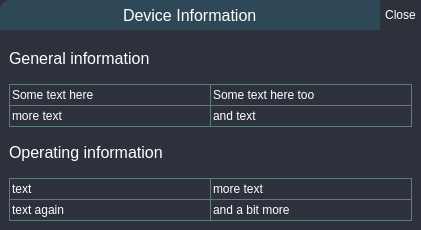
The window that UI/forms/DeviceInfoDialog.ui (romangolovkou/AQteck_toolMAX) describes before a commit, drawn with Qt 5.
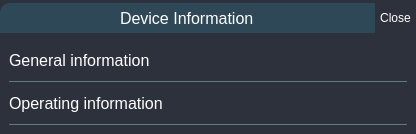
The same window after the commit.

```diff
--- a/UI/forms/DeviceInfoDialog.ui
+++ b/UI/forms/DeviceInfoDialog.ui
@@ -9,8 +9,8 @@
    <rect>
     <x>0</x>
     <y>0</y>
-    <width>421</width>
-    <height>230</height>
+    <width>416</width>
+    <height>134</height>
    </rect>
   </property>
   <property name="sizePolicy">
@@ -32,7 +32,7 @@
 	color: #fff;
 }
 
-#DeviceInfoDialog {
+#DeviceInfoDialog, #mainFrame {
 	background-color: #2c313c;
 }
 
@@ -84,7 +84,7 @@
     <number>0</number>
    </property>
    <item>
-    <widget class="QFrame" name="ToolboxFrame">
+    <widget class="QFrame" name="toolboxFrame">
      <property name="minimumSize">
       <size>
        <width>0</width>
@@ -215,7 +215,7 @@
     </widget>
    </item>
    <item alignment="Qt::AlignTop">
-    <widget class="QFrame" name="Frame">
+    <widget class="QFrame" name="mainFrame">
      <property name="enabled">
       <bool>true</bool>
      </property>
@@ -228,7 +228,7 @@
      <property name="minimumSize">
       <size>
        <width>0</width>
-       <height>200</height>
+       <height>0</height>
       </size>
      </property>
      <property name="frameShape">
@@ -265,7 +265,7 @@
         <property name="frameShadow">
          <enum>QFrame::Raised</enum>
         </property>
-        <layout class="QFormLayout" name="formLayout">
+        <layout class="QFormLayout" name="generalInfoLayout">
          <property name="horizontalSpacing">
           <number>0</number>
          </property>
@@ -284,34 +284,6 @@
          <property name="bottomMargin">
           <number>0</number>
          </property>
-         <item row="0" column="0">
-          <widget class="QLineEdit" name="lineEdit">
-           <property name="text">
-            <string>Some text here</string>
-           </property>
-          </widget>
-         </item>
-         <item row="0" column="1">
-          <widget class="QLineEdit" name="lineEdit_2">
-           <property name="text">
-            <string>Some text here too</string>
-           </property>
-          </widget>
-         </item>
-         <item row="1" column="0">
-          <widget class="QLineEdit" name="lineEdit_3">
-           <property name="text">
-            <string>more text</string>
-           </property>
-          </widget>
-         </item>
-         <item row="1" column="1">
-          <widget class="QLineEdit" name="lineEdit_4">
-           <property name="text">
-            <string>and text</string>
-           </property>
-          </widget>
-         </item>
         </layout>
        </widget>
       </item>
@@ -322,6 +294,19 @@
         </property>
        </widget>
       </item>
+      <item>
+       <spacer name="verticalSpacer">
+        <property name="orientation">
+         <enum>Qt::Vertical</enum>
+        </property>
+        <property name="sizeHint" stdset="0">
+         <size>
+          <width>0</width>
+          <height>0</height>
+         </size>
+        </property>
+       </spacer>
+      </item>
       <item alignment="Qt::AlignTop">
        <widget class="QFrame" name="operatingInfoFrame">
         <property name="sizePolicy">
@@ -355,53 +340,12 @@
          <property name="bottomMargin">
           <number>0</number>
          </property>
-         <item row="0" column="0">
-          <widget class="QLineEdit" name="lineEdit_5">
-           <property name="text">
-            <string>text</string>
-           </property>
-          </widget>
-         </item>
-         <item row="0" column="1">
-          <widget class="QLineEdit" name="lineEdit_6">
-           <property name="text">
-            <string>more text</string>
-           </property>
-          </widget>
-         </item>
-         <item row="1" column="0">
-          <widget class="QLineEdit" name="lineEdit_7">
-           <property name="text">
-            <string>text again</string>
-           </property>
-          </widget>
-         </item>
-         <item row="1" column="1">
-          <widget class="QLineEdit" name="lineEdit_8">
-           <property name="text">
-            <string>and a bit more</string>
-           </property>
-          </widget>
-         </item>
         </layout>
        </widget>
       </item>
      </layout>
     </widget>
    </item>
-   <item>
-    <spacer name="verticalSpacer">
-     <property name="orientation">
-      <enum>Qt::Vertical</enum>
-     </property>
-     <property name="sizeHint" stdset="0">
-      <size>
-       <width>0</width>
-       <height>0</height>
-      </size>
-     </property>
-    </spacer>
-   </item>
   </layout>
  </widget>
  <resources/>
```
